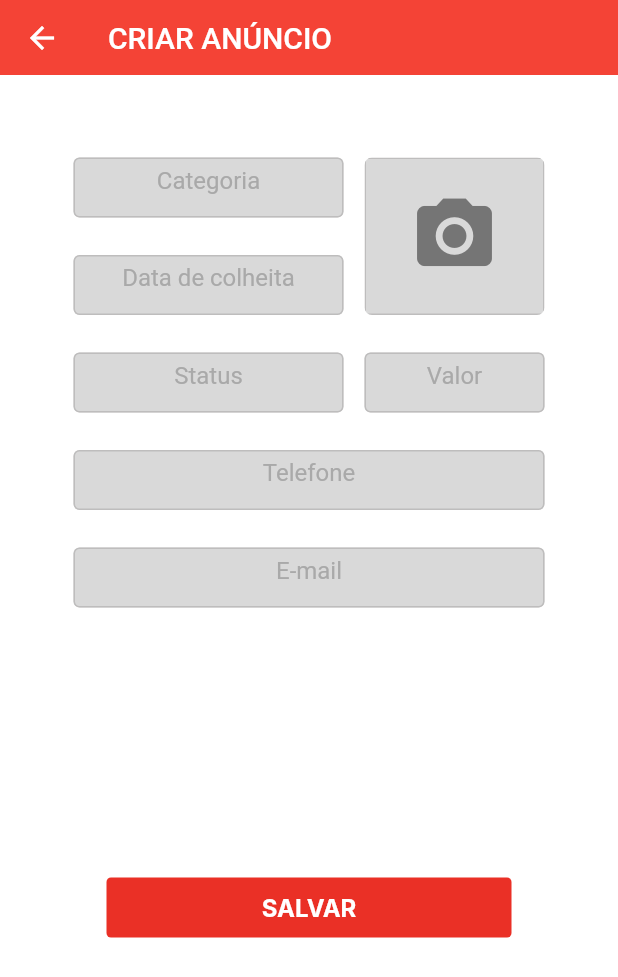
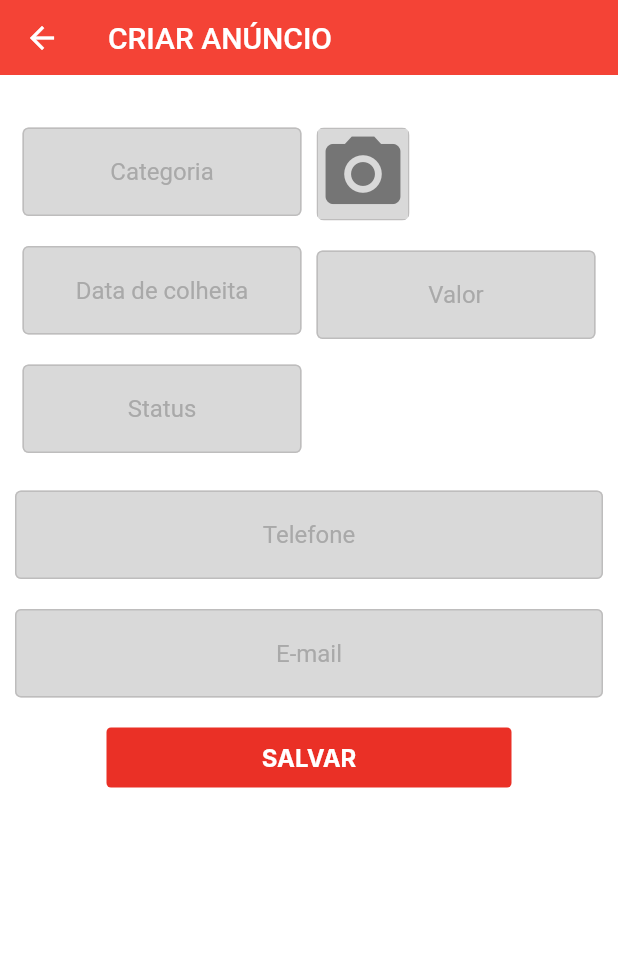
Before and after one commit to rayllander/melancia_express, a Flutter app: the AnnouncementPage screen opened by its route, on a phone screen of 412 x 824 dp. Shown: the top 977 px of the screen. Run offline on Flutter 3.47's test engine with Material 2 defaults, Android fonts, the phone set to English and light mode, and no system bars; Roboto replaces fonts that are missing (Inter).

Commit message:
alterações

```diff
--- a/lib/view/components/my_PhotoField.dart
+++ b/lib/view/components/my_PhotoField.dart
@@ -12,8 +12,6 @@ class PhotoField extends StatelessWidget {
       child: ClipRRect(
         borderRadius: BorderRadius.circular(5), // Valor para a borda arredondada
         child: Container(
-          width: 120,
-          height: 105,
           decoration: BoxDecoration(
             border: Border.all(
               color: Color(0xFFBEBDBD), // Cor da borda semelhante ao TextField
--- a/lib/view/components/my_textfield.dart
+++ b/lib/view/components/my_textfield.dart
@@ -15,8 +15,6 @@ class MyTextField extends StatelessWidget {
   @override
   Widget build(BuildContext context) {
     return Container(
-      height: 40,
-      width: 400,
       child: TextField(
         textAlign: TextAlign.center,
         controller: controller,
--- a/lib/view/pages/announcement_page.dart
+++ b/lib/view/pages/announcement_page.dart
@@ -23,90 +23,80 @@ class AnnouncementPage extends StatelessWidget {
       backgroundColor: Theme.of(context).colorScheme.background,
       body: SingleChildScrollView(
         child: Center(
-          child: Container(
-            width: 324,
-            padding: EdgeInsets.symmetric(horizontal: 5, vertical: 5),
+          child: Padding(
+            padding: EdgeInsets.symmetric(horizontal: 10, vertical: 10),
             child: Column(
               mainAxisAlignment: MainAxisAlignment.center,
               crossAxisAlignment: CrossAxisAlignment.start,
               children: [
-                SizedBox(height: 50),
+                SizedBox(height: 20),
                 Row(
                   mainAxisAlignment: MainAxisAlignment.spaceBetween,
                   crossAxisAlignment: CrossAxisAlignment.start,
                   children: [
-                    Column(
+                    Expanded(
+                      child: Container(
+                        padding: EdgeInsets.symmetric(horizontal: 5, vertical: 5),
+                        child: Column(
                           crossAxisAlignment: CrossAxisAlignment.start,
                           children: [
-                        Container(
-                          width: 180,
-                          child: MyTextField(
+                            MyTextField(
                               hintText: 'Categoria',
                               obscureText: false,
                               controller: controllerCategory,
                             ),
-                        ),
-                        SizedBox(height: 25),
-                        Container(
-                          width: 180,
-                          child: MyTextField(
+                            SizedBox(height: 20),
+                            MyTextField(
                               hintText: 'Data de colheita',
                               obscureText: false,
                               controller: controllerHarvestDate,
                             ),
+                            SizedBox(height: 20),
+                            MyTextField(
+                              hintText: 'Status',
+                              obscureText: false,
+                              controller: controllerStatus,
                             ),
                           ],
                         ),
-                    // Substitua a seção da imagem do anúncio pelo PhotoField
+                      ),
+                    ),
+                    Expanded(
+                      child: Container(
+                        padding: EdgeInsets.symmetric(horizontal: 5, vertical: 5),
+                        child: Column(
+                          crossAxisAlignment: CrossAxisAlignment.start,
+                          children: [
                             PhotoField(
                               onTap: () {
                                 // Lógica para selecionar a imagem
                               },
                             ),
-                  ],
-                ),
-                SizedBox(height: 25),
-                Row(
-                  mainAxisAlignment: MainAxisAlignment.spaceBetween,
-                  children: [
-                    Container(
-                      width: 180,
-                      child: MyTextField(
-                        hintText: 'Status',
-                        obscureText: false,
-                        controller: controllerStatus,
-                      ),
-                    ),
-                    SizedBox(width: 10),
-                    Container(
-                      width: 120,
-                      child: MyTextField(
+                            SizedBox(height: 20),
+                            MyTextField(
                               hintText: 'Valor',
                               obscureText: false,
                               controller: controllerValue,
                             ),
+                          ],
+                        ),
+                      ),
                     ),
                   ],
                 ),
-                SizedBox(height: 25),
-                Container(
-                  width: 400,
-                  child: MyTextField(
+                SizedBox(height: 20),
+                MyTextField(
                   hintText: 'Telefone',
                   obscureText: false,
                   controller: controllerTelephone,
                 ),
-                ),
-                SizedBox(height: 25),
-                Container(
-                  width: 400,
-                  child: MyTextField(
+                SizedBox(height: 20),
+                MyTextField(
                   hintText: 'E-mail',
                   obscureText: true,
                   controller: controllerEmail,
                 ),
-                ),
-                SizedBox(height: 180),
+                SizedBox(height: 20),
                 Row(
                   mainAxisAlignment: MainAxisAlignment.center,
                   children: [
@@ -118,7 +108,6 @@ class AnnouncementPage extends StatelessWidget {
                     ),
                   ],
                 ),
-                SizedBox(height: 30),
               ],
             ),
           ),
```
Lines whose indentation alone changed are shown as unchanged.
